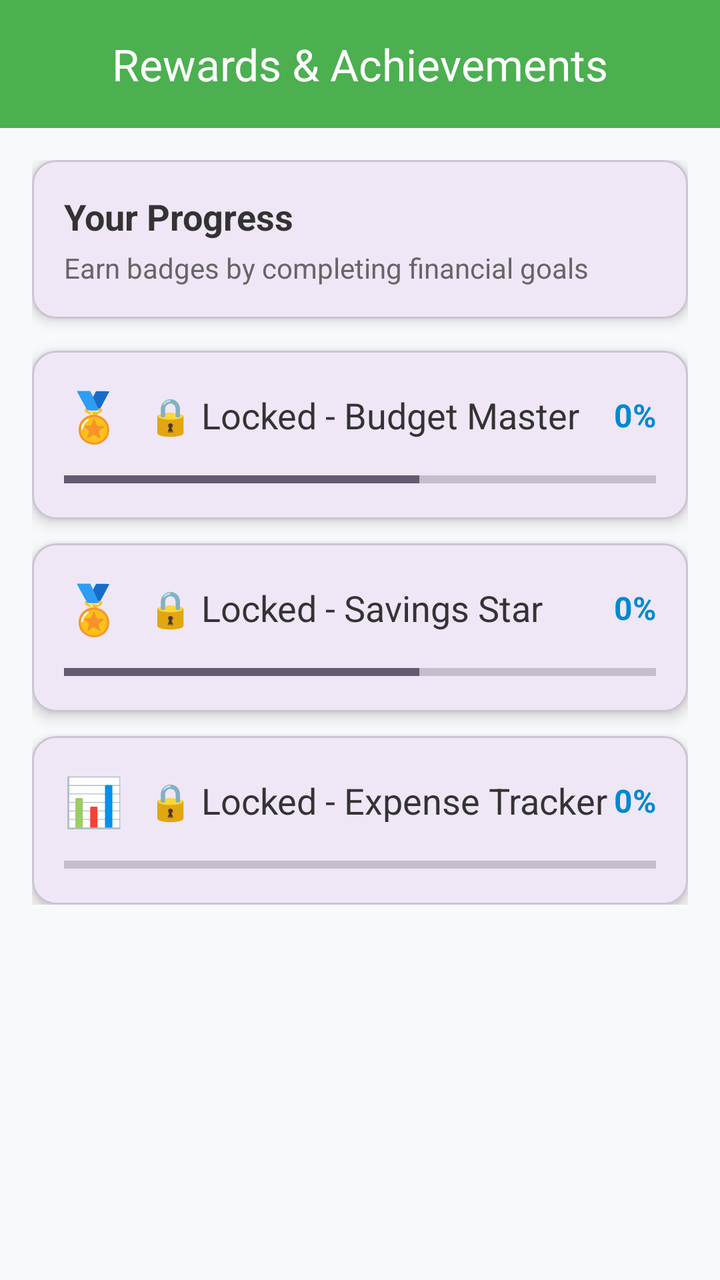
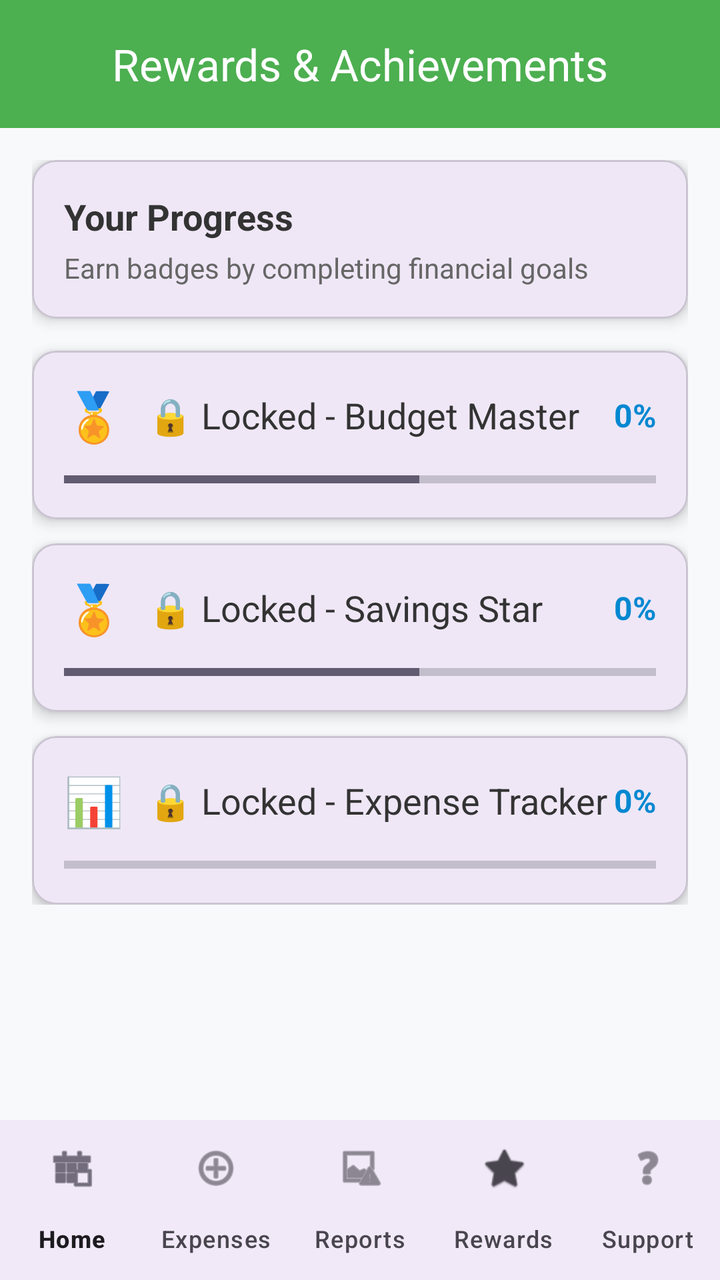

An Android layout rendered at two revisions. The XML below is the earlier revision; the diff shows what the commit changed to produce the second picture.
<!-- AndroidManifest.xml: application theme Theme.PROG7313KTPBudgetingApp -->
<!-- res/layout/activity_rewards_page.xml -->
<?xml version="1.0" encoding="utf-8"?>
<androidx.coordinatorlayout.widget.CoordinatorLayout
    xmlns:android="http://schemas.android.com/apk/res/android"
    xmlns:app="http://schemas.android.com/apk/res-auto"
    xmlns:tools="http://schemas.android.com/tools"
    android:id="@+id/main"
    android:layout_width="match_parent"
    android:layout_height="match_parent"
    android:background="#F8F9FA"
    tools:context=".RewardsPage">

    
    <com.google.android.material.appbar.AppBarLayout
        android:layout_width="match_parent"
        android:layout_height="wrap_content"
        android:theme="@style/ThemeOverlay.MaterialComponents.Dark.ActionBar">

        <com.google.android.material.appbar.MaterialToolbar
            android:id="@+id/toolbar"
            android:layout_width="match_parent"
            android:layout_height="?attr/actionBarSize"
            android:background="#4CAF50"
            app:title="Rewards &amp; Achievements"
            app:titleCentered="true"
            app:titleTextColor="#FFFFFF"/>
    </com.google.android.material.appbar.AppBarLayout>

    <androidx.core.widget.NestedScrollView
        android:layout_width="match_parent"
        android:layout_height="match_parent"
        app:layout_behavior="@string/appbar_scrolling_view_behavior">

        <LinearLayout
            android:layout_width="match_parent"
            android:layout_height="wrap_content"
            android:orientation="vertical"
            android:padding="16dp">

            
            <com.google.android.material.card.MaterialCardView
                android:layout_width="match_parent"
                android:layout_height="wrap_content"
                android:layout_marginBottom="16dp"
                app:cardCornerRadius="12dp"
                app:cardElevation="4dp">

                <LinearLayout
                    android:layout_width="match_parent"
                    android:layout_height="wrap_content"
                    android:orientation="vertical"
                    android:padding="16dp">

                    <TextView
                        android:layout_width="wrap_content"
                        android:layout_height="wrap_content"
                        android:text="@string/your_progress"
                        android:textSize="18sp"
                        android:textStyle="bold"
                        android:textColor="#333333"/>

                    <TextView
                        android:layout_width="wrap_content"
                        android:layout_height="wrap_content"
                        android:text="@string/earn_badges_by_completing_financial_goals"
                        android:textSize="14sp"
                        android:textColor="#666666"
                        android:layout_marginTop="4dp"/>
                </LinearLayout>

            </com.google.android.material.card.MaterialCardView>

            
            <com.google.android.material.card.MaterialCardView
                android:layout_width="match_parent"
                android:layout_height="wrap_content"
                android:layout_marginBottom="12dp"
                app:cardCornerRadius="12dp"
                app:cardElevation="4dp">

                <LinearLayout
                    android:layout_width="match_parent"
                    android:layout_height="wrap_content"
                    android:orientation="vertical"
                    android:padding="16dp">

                    <LinearLayout
                        android:layout_width="match_parent"
                        android:layout_height="wrap_content"
                        android:orientation="horizontal"
                        android:gravity="center_vertical">

                        <TextView
                            android:layout_width="wrap_content"
                            android:layout_height="wrap_content"
                            android:layout_marginEnd="12dp"
                            android:text="@string/medal"
                            android:textColor="#E65100"
                            android:textSize="24sp"
                            tools:ignore="TextContrastCheck" />

                        <TextView
                            android:id="@+id/txtBudgetMaster"
                            android:layout_width="0dp"
                            android:layout_height="wrap_content"
                            android:layout_weight="1"
                            android:text="@string/locked_budget_master"
                            android:textSize="18sp"
                            android:textColor="#333333"/>

                        <TextView
                            android:id="@+id/percentBudgetMaster"
                            android:layout_width="wrap_content"
                            android:layout_height="wrap_content"
                            android:text="@string/_0"
                            android:textColor="#0288D1"
                            android:textSize="16sp"
                            android:textStyle="bold" />
                    </LinearLayout>

                    <ProgressBar
                        android:id="@+id/progressBudgetMaster"
                        style="?android:attr/progressBarStyleHorizontal"
                        android:layout_width="match_parent"
                        android:layout_height="8dp"
                        android:layout_marginTop="12dp"
                        android:max="100"
                        android:progress="60"/>
                </LinearLayout>
            </com.google.android.material.card.MaterialCardView>

            
            <com.google.android.material.card.MaterialCardView
                android:layout_width="match_parent"
                android:layout_height="wrap_content"
                android:layout_marginBottom="12dp"
                app:cardCornerRadius="12dp"
                app:cardElevation="4dp">

                <LinearLayout
                    android:layout_width="match_parent"
                    android:layout_height="wrap_content"
                    android:orientation="vertical"
                    android:padding="16dp">

                    <LinearLayout
                        android:layout_width="match_parent"
                        android:layout_height="wrap_content"
                        android:orientation="horizontal"
                        android:gravity="center_vertical">

                        <TextView
                            android:layout_width="wrap_content"
                            android:layout_height="wrap_content"
                            android:layout_marginEnd="12dp"
                            android:text="@string/badge2"
                            android:textColor="#E65100"
                            android:textSize="24sp"
                            tools:ignore="TextContrastCheck" />

                        <TextView
                            android:id="@+id/txtSavingsStar"
                            android:layout_width="0dp"
                            android:layout_height="wrap_content"
                            android:layout_weight="1"
                            android:text="@string/locked_savings_star"
                            android:textSize="18sp"
                            android:textColor="#333333"/>

                        <TextView
                            android:id="@+id/percentSavingsStar"
                            android:layout_width="wrap_content"
                            android:layout_height="wrap_content"
                            android:text="@string/__0"
                            android:textColor="#0288D1"
                            android:textSize="16sp"
                            android:textStyle="bold" />
                    </LinearLayout>

                    <ProgressBar
                        android:id="@+id/progressSavingsStar"
                        style="?android:attr/progressBarStyleHorizontal"
                        android:layout_width="match_parent"
                        android:layout_height="8dp"
                        android:layout_marginTop="12dp"
                        android:max="100"
                        android:progress="60"/>
                </LinearLayout>
            </com.google.android.material.card.MaterialCardView>

            
            <com.google.android.material.card.MaterialCardView
                android:layout_width="match_parent"
                android:layout_height="wrap_content"
                app:cardCornerRadius="12dp"
                app:cardElevation="4dp">

                <LinearLayout
                    android:layout_width="match_parent"
                    android:layout_height="wrap_content"
                    android:orientation="vertical"
                    android:padding="16dp">

                    <LinearLayout
                        android:layout_width="match_parent"
                        android:layout_height="wrap_content"
                        android:orientation="horizontal"
                        android:gravity="center_vertical">

                        <TextView
                            android:layout_width="wrap_content"
                            android:layout_height="wrap_content"
                            android:text="@string/expense_icon"
                            android:textSize="24sp"
                            android:layout_marginEnd="12dp"/>

                        <TextView
                            android:id="@+id/txtExpenseTracker"
                            android:layout_width="0dp"
                            android:layout_height="wrap_content"
                            android:layout_weight="1"
                            android:text="@string/locked_expense_tracker"
                            android:textSize="18sp"
                            android:textColor="#333333"/>

                        <TextView
                            android:id="@+id/percentExpenseTracker"
                            android:layout_width="wrap_content"
                            android:layout_height="wrap_content"
                            android:text="@string/___0"
                            android:textColor="#0288D1"
                            android:textSize="16sp"
                            android:textStyle="bold" />
                    </LinearLayout>

                    <ProgressBar
                        android:id="@+id/progressExpenseTracker"
                        style="?android:attr/progressBarStyleHorizontal"
                        android:layout_width="match_parent"
                        android:layout_height="8dp"
                        android:layout_marginTop="12dp"
                        android:max="100"
                        android:progress="0"/>
                </LinearLayout>
            </com.google.android.material.card.MaterialCardView>

        </LinearLayout>
    </androidx.core.widget.NestedScrollView>

</androidx.coordinatorlayout.widget.CoordinatorLayout>
<!-- resources referenced by this layout -->
<resources>
  <string name="_0">0%</string>
  <string name="__0">0%</string>
  <string name="___0">0%</string>
  <string name="badge2">🏅</string>
  <string name="earn_badges_by_completing_financial_goals">Earn badges by completing financial goals</string>
  <string name="expense_icon">📊</string>
  <string name="locked_budget_master">🔒 Locked - Budget Master</string>
  <string name="locked_expense_tracker">🔒 Locked - Expense Tracker</string>
  <string name="locked_savings_star">🔒 Locked - Savings Star</string>
  <string name="medal">🏅</string>
  <string name="your_progress">Your Progress</string>
  <style name="Theme.PROG7313KTPBudgetingApp" parent="Base.Theme.PROG7313KTPBudgetingApp" />
  <style name="Base.Theme.PROG7313KTPBudgetingApp" parent="Theme.Material3.DayNight.NoActionBar">
          
          
      </style>
</resources>

<!-- the commit's change to res/layout/activity_rewards_page.xml (unified diff, before → after) -->
@@ -28,6 +28,8 @@
     <androidx.core.widget.NestedScrollView
         android:layout_width="match_parent"
         android:layout_height="match_parent"
+        android:clipToPadding="false"
+        android:paddingBottom="80dp"
         app:layout_behavior="@string/appbar_scrolling_view_behavior">
 
         <LinearLayout
@@ -246,4 +248,13 @@
         </LinearLayout>
     </androidx.core.widget.NestedScrollView>
 
+    <com.google.android.material.bottomnavigation.BottomNavigationView
+        android:id="@+id/bottom_navigation"
+        android:layout_width="match_parent"
+        android:layout_height="wrap_content"
+        android:layout_gravity="bottom"
+        android:background="?android:attr/windowBackground"
+        app:labelVisibilityMode="labeled"
+        app:menu="@menu/bottom_nav_menu" />
+
 </androidx.coordinatorlayout.widget.CoordinatorLayout>
